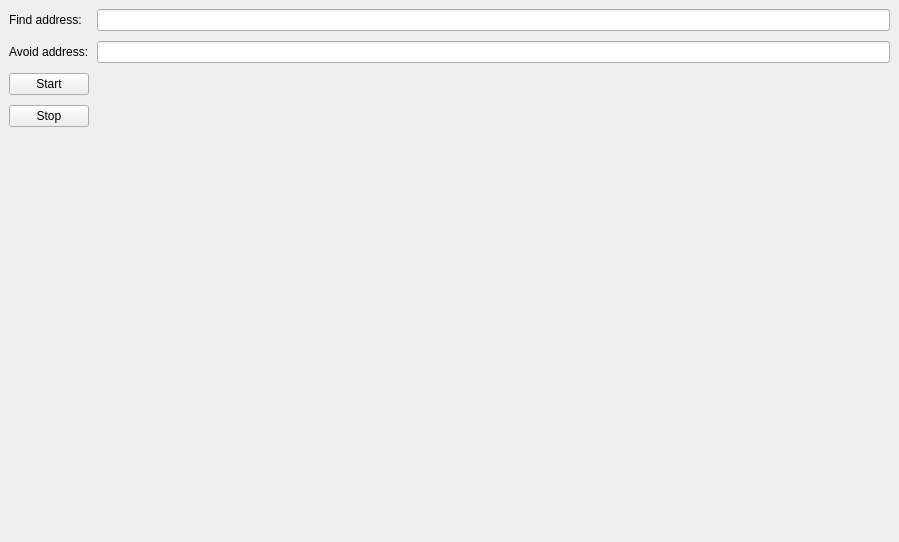
The window that ui/angrcutter.ui (yossizap/angrcutter) describes before a commit, drawn with Qt 5.
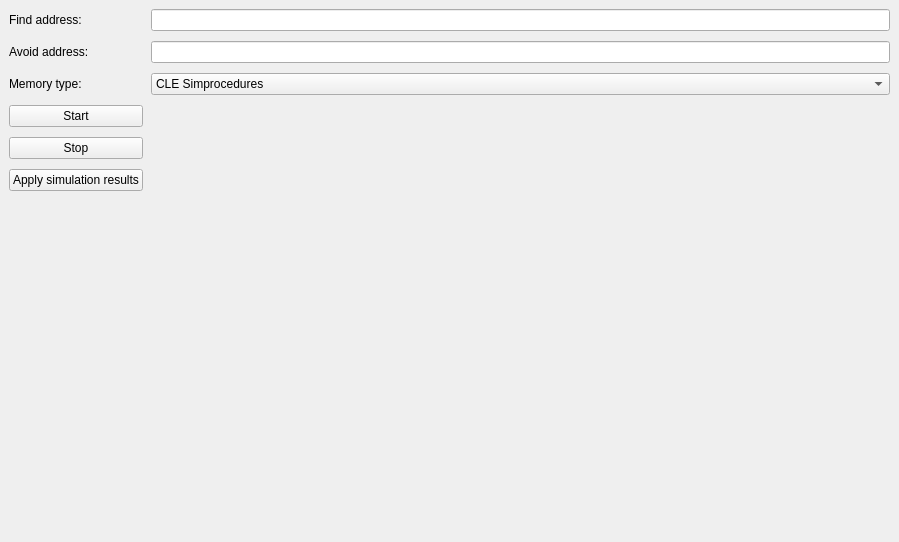
The same window after the commit.

Commit message: Added memory types and simulation result sync

```diff
--- a/ui/angrcutter.ui
+++ b/ui/angrcutter.ui
@@ -117,20 +117,82 @@
         </widget>
        </item>
        <item row="2" column="0">
+        <widget class="QLabel" name="memoryLabel">
+         <property name="sizePolicy">
+          <sizepolicy hsizetype="Fixed" vsizetype="Fixed">
+           <horstretch>0</horstretch>
+           <verstretch>0</verstretch>
+          </sizepolicy>
+         </property>
+         <property name="midLineWidth">
+          <number>4</number>
+         </property>
+         <property name="text">
+          <string>Memory type:</string>
+         </property>
+         <property name="toolTip">
+          <string>The memory type defines how angr gets the memory from the debug session and from the CLE backend</string>
+         </property>
+        </widget>
+       </item>
+       <item row="2" column="1">
+        <widget class="QComboBox" name="memoryCombo">
+         <item>
+          <property name="text">
+           <string>CLE Simprocedures</string>
+          </property>
+          <property name="toolTip">
+           <string>Import non-stub simprocedures in GOT from the CLE backend (default)</string>
+          </property>
+         </item>
+         <item>
+          <property name="text">
+           <string>CLE GOT</string>
+          </property>
+          <property name="toolTip">
+           <string>Import GOT from the CLE backend</string>
+          </property>
+         </item>
+         <item>
+          <property name="text">
+           <string>CLE Memory</string>
+          </property>
+          <property name="toolTip">
+           <string>Import memory from the CLE backend first</string>
+          </property>
+         </item>
+         <item>
+          <property name="text">
+           <string>Debugger Memory</string>
+          </property>
+          <property name="toolTip">
+           <string>Full debugger memory mode</string>
+          </property>
+         </item>
+        </widget>
+       </item>
+       <item row="3" column="0">
         <widget class="QPushButton" name="startButton">
          <property name="text">
           <string>Start</string>
          </property>
         </widget>
        </item>
-       <item row="3" column="0">
+       <item row="4" column="0">
         <widget class="QPushButton" name="stopButton">
          <property name="text">
           <string>Stop</string>
          </property>
         </widget>
        </item>
-       <item row="4" column="0">
+       <item row="5" column="0">
+        <widget class="QPushButton" name="applySimButton">
+         <property name="text">
+          <string>Apply simulation results</string>
+         </property>
+        </widget>
+       </item>
+       <item row="6" column="0">
         <spacer name="verticalSpacer">
          <property name="orientation">
           <enum>Qt::Vertical</enum>
```
The commit also changes 2 other files.
